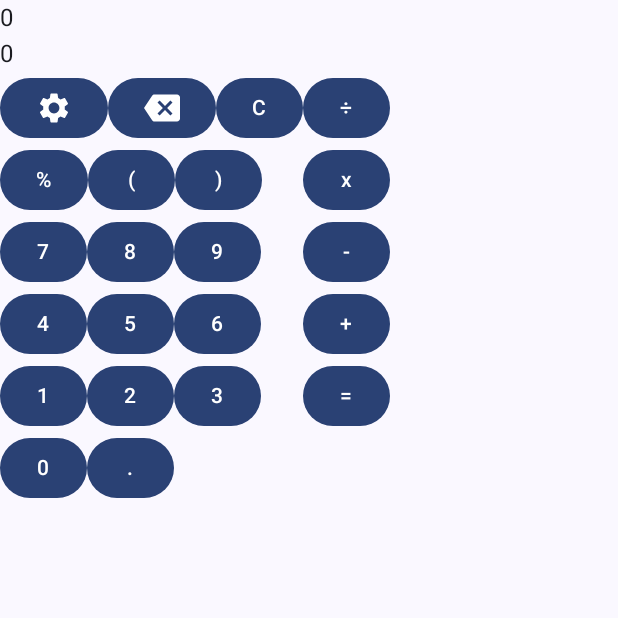
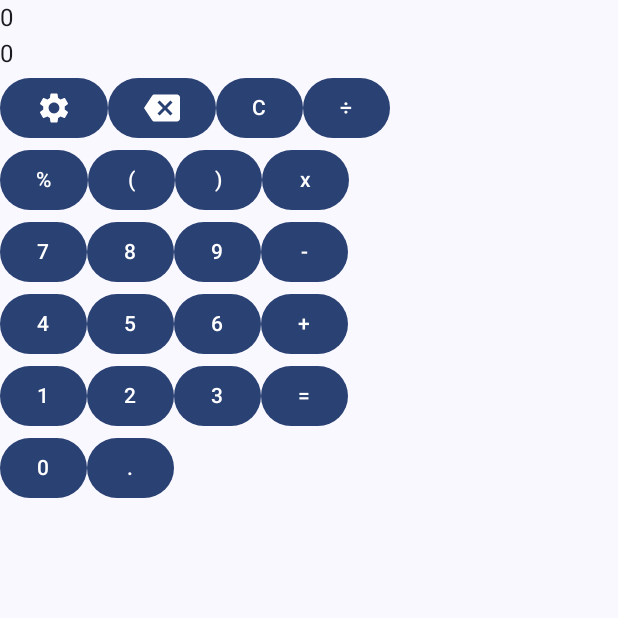
Before and after one commit to CaolanCode/Calculator-Android, an Android app built with Jetpack Compose: the screen it shows after launch (MainActivity), on a phone screen of 412 x 824 dp, the top half of it. Run offline under Robolectric (Android 15) with nearby library versions, the phone set to English and light mode, and no system bars.

Commit message:
four buttons per row and seperated setting button component and delete button component

```diff
--- /dev/null
+++ b/app/src/main/java/com/caolancode/calculator/view/DeleteButton.kt
@@ -0,0 +1,22 @@
+package com.caolancode.calculator.view
+
+import androidx.compose.material3.Button
+import androidx.compose.material3.Icon
+import androidx.compose.runtime.Composable
+import androidx.compose.ui.res.painterResource
+import androidx.compose.ui.res.stringResource
+import com.caolancode.calculator.R
+
+@Composable
+fun DeleteButton() {
+    Button(
+        onClick = {
+
+        }
+    ) {
+        Icon(
+            painter = painterResource(id = R.drawable.baseline_backspace_24),
+            contentDescription = stringResource(id = R.string.backspace_description)
+        )
+    }
+}
--- a/app/src/main/java/com/caolancode/calculator/view/NumberPanel.kt
+++ b/app/src/main/java/com/caolancode/calculator/view/NumberPanel.kt
@@ -17,59 +17,40 @@ fun NumberPanel() {
     Row {
         Column {
             Row {
-                Button(
-                    onClick = {
-
-                    }
-                ) {
-                    Icon(
-                        Icons.Default.Settings,
-                        contentDescription = stringResource(id = R.string.settings_description))
-                }
-                Button(
-                    onClick = {
-
-                    }
-                ) {
-                    Icon(
-                        painter = painterResource(id = R.drawable.baseline_backspace_24),
-                        contentDescription = stringResource(id = R.string.backspace_description)
-                    )
-                }
+                SettingButton()
+                DeleteButton()
                 CalculatorButton(content = "C")
+                CalculatorButton(content = "÷")
             }
             Row {
                 CalculatorButton(content = "%")
                 CalculatorButton(content = "(")
                 CalculatorButton(content = ")")
+                CalculatorButton(content = "x")
             }
             Row {
                 CalculatorButton(content = "7")
                 CalculatorButton(content = "8")
                 CalculatorButton(content = "9")
+                CalculatorButton(content = "-")
             }
             Row {
                 CalculatorButton(content = "4")
                 CalculatorButton(content = "5")
                 CalculatorButton(content = "6")
+                CalculatorButton(content = "+")
             }
             Row {
                 CalculatorButton(content = "1")
                 CalculatorButton(content = "2")
                 CalculatorButton(content = "3")
+                CalculatorButton(content = "=")
             }
             Row {
                 CalculatorButton(content = "0")
                 CalculatorButton(content = ".")
             }
         }
-        Column {
-            CalculatorButton(content = "÷")
-            CalculatorButton(content = "x")
-            CalculatorButton(content = "-")
-            CalculatorButton(content = "+")
-            CalculatorButton(content = "=")
-        }
     }
 
 }
--- /dev/null
+++ b/app/src/main/java/com/caolancode/calculator/view/SettingButton.kt
@@ -0,0 +1,23 @@
+package com.caolancode.calculator.view
+
+import androidx.compose.material.icons.Icons
+import androidx.compose.material.icons.filled.Settings
+import androidx.compose.material3.Button
+import androidx.compose.material3.Icon
+import androidx.compose.runtime.Composable
+import androidx.compose.ui.res.stringResource
+import com.caolancode.calculator.R
+
+@Composable
+fun SettingButton() {
+    Button(
+        onClick = {
+
+        }
+    ) {
+        Icon(
+            Icons.Default.Settings,
+            contentDescription = stringResource(id = R.string.settings_description)
+        )
+    }
+}
```
